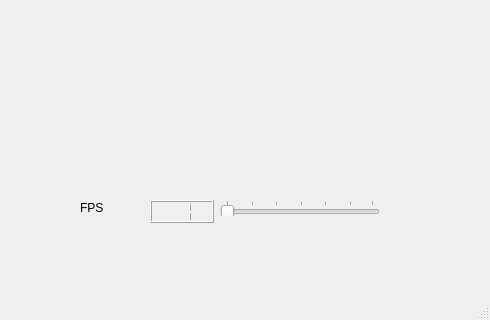
KaiokenBro/Sprite-Editor, file previewwindow.ui: the form before one commit; both pictures show x 310 to 800 and y 280 to 600 of the 800 by 600 pixel window.
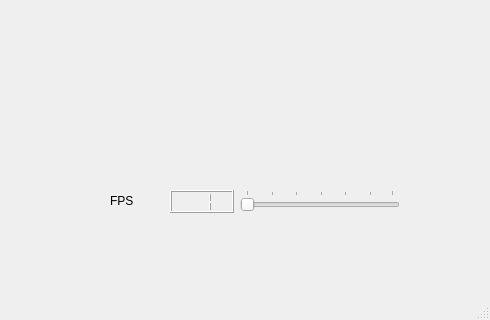
The form after the commit.

Commit message: Changed preview backgroundcolor to match the editor, and moved the previewwindow ui around a bit to line everything up.

What changed in the file:
```diff
--- a/previewwindow.ui
+++ b/previewwindow.ui
@@ -46,10 +46,10 @@
    <widget class="QSlider" name="fpsSlider">
     <property name="geometry">
      <rect>
-      <x>530</x>
-      <y>480</y>
+      <x>550</x>
+      <y>470</y>
       <width>160</width>
-      <height>16</height>
+      <height>21</height>
      </rect>
     </property>
     <property name="minimum">
@@ -71,10 +71,10 @@
    <widget class="QLabel" name="fpsLabel">
     <property name="geometry">
      <rect>
-      <x>390</x>
-      <y>480</y>
-      <width>49</width>
-      <height>16</height>
+      <x>420</x>
+      <y>470</y>
+      <width>51</width>
+      <height>21</height>
      </rect>
     </property>
     <property name="text">
@@ -84,8 +84,8 @@
    <widget class="QLCDNumber" name="fpsDisplay">
     <property name="geometry">
      <rect>
-      <x>460</x>
-      <y>480</y>
+      <x>480</x>
+      <y>470</y>
       <width>64</width>
       <height>23</height>
      </rect>
```
The commit also changes 1 other file.
